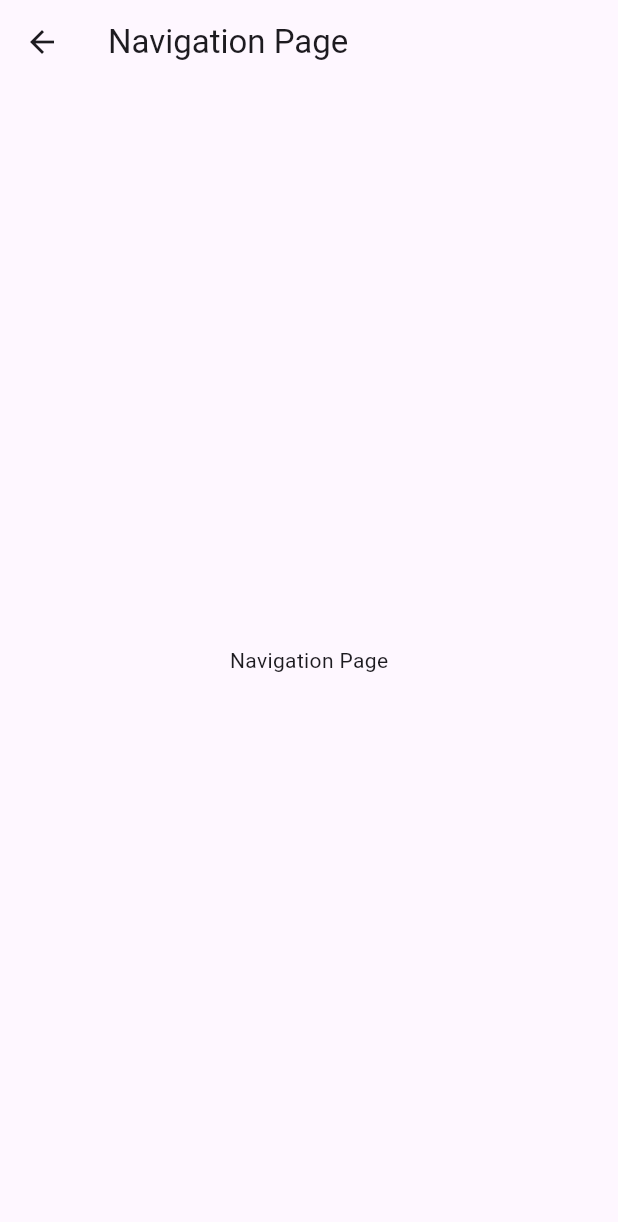
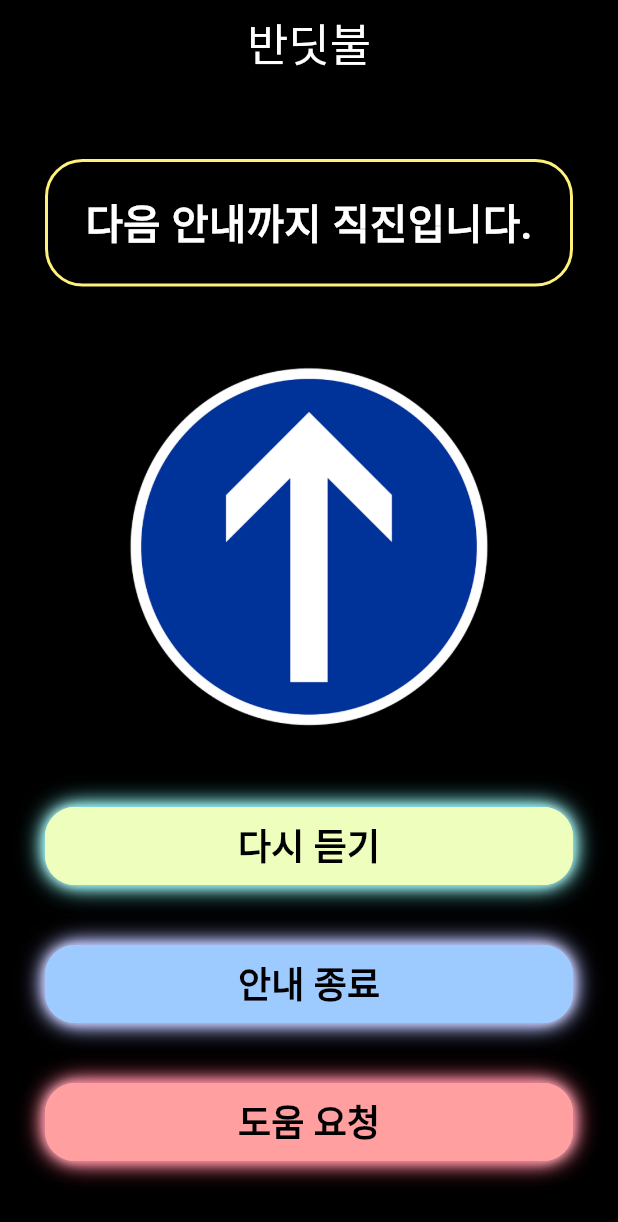
Before and after one commit to AucSuSu/banditbul, a Flutter app: the NavigationPage screen opened directly, on a phone screen of 412 x 824 dp. Shown: the top 1222 px of the screen. Run offline on Flutter 3.47's test engine with Material 3 defaults, Android fonts, the phone set to English and light mode, and no system bars; our stand-ins replace flutter_tts, get, location, path_drawing.

Commit message:
Feat: 길안내페이지 화면 구성 요소 제작 완료

```diff
--- a/frontend/application/lib/main.dart
+++ b/frontend/application/lib/main.dart
@@ -1,5 +1,6 @@
 import 'package:flutter/material.dart';
 import 'package:frontend/screens/main_page/main_page.dart';
+import 'package:frontend/screens/navigation_page/navigagion_page.dart';
 import 'package:frontend/screens/search_page/search_text_page.dart';
 import 'package:frontend/screens/search_page/search_voice_page.dart';
 import 'package:frontend/screens/search_page/widgets/search_nav_bar.dart';
@@ -45,6 +46,12 @@ void main() {
                 },
                 child: const Text('Search Nav Bar'),
               ),
+              ElevatedButton(
+                onPressed: () {
+                  Get.to(() => NavigationPage());
+                },
+                child: const Text('Navigation Page'),
+              ),
             ],
           ),
         ),
--- a/frontend/application/lib/screens/navigation_page/navigagion_page.dart
+++ b/frontend/application/lib/screens/navigation_page/navigagion_page.dart
@@ -1,4 +1,6 @@
 import 'package:flutter/material.dart';
+import 'package:frontend/screens/navigation_page/widgets/navigation_button.dart';
+import 'package:frontend/util/title_bar.dart';
 
 class NavigationPage extends StatefulWidget {
   @override
@@ -9,11 +11,69 @@ class _NavigationPageState extends State<NavigationPage> {
   @override
   Widget build(BuildContext context) {
     return Scaffold(
-      appBar: AppBar(
-        title: Text('Navigation Page'),
-      ),
-      body: Center(
-        child: Text('Navigation Page'),
+      backgroundColor: Colors.black,
+      appBar: TitleBar(),
+      body: Padding(
+        // 제일 큰 conatiner를 padding을 넣어서 가로 세로에 여유공간
+        padding: EdgeInsets.fromLTRB(30, 50, 30, 50),
+        child: Column(
+          // Container와 button 3개를 묶은 Column을 띄우기 위한 설정
+          crossAxisAlignment: CrossAxisAlignment.center,
+          mainAxisAlignment: MainAxisAlignment.spaceBetween,
+          children: [
+            Container(
+              //텍스트의 테두리를 만들기 위한 container
+              width: double.infinity,
+              padding: EdgeInsets.symmetric(
+                vertical: 20,
+                horizontal: 10,
+              ),
+              decoration: BoxDecoration(
+                border: Border.all(
+                  color: Color(0xffFFF27A),
+                  width: 2,
+                ),
+                borderRadius: BorderRadius.circular(25),
+              ),
+              child: Center(
+                child: Text(
+                  '다음 안내까지 직진입니다.', // 이부분이 나중에는 동적으로 바뀌어야 할 것
+                  style: TextStyle(
+                    color: Colors.white,
+                    fontSize: 27,
+                    fontWeight: FontWeight.bold,
+                  ),
+                ),
+              ),
+            ),
+            Image.asset(
+              'assets/images/navigation/straight.png', // 이것도 api 통신에 따라서 직,좌,우로 바꿔여함
+              width: MediaQuery.of(context).size.width * 0.6,
+            ),
+            Column(
+              // 고정값 버튼 3개를 담은 column
+              children: [
+                NavigationButton(
+                  buttonText: '다시 듣기',
+                  buttonColor: Color(0xffEEFFBD),
+                  borderColor: Color(0xff33e9e9),
+                ),
+                SizedBox(height: 40),
+                NavigationButton(
+                  buttonText: '안내 종료',
+                  buttonColor: Color(0xff9DCAFF),
+                  borderColor: Color(0xff838fff),
+                ),
+                SizedBox(height: 40),
+                NavigationButton(
+                  buttonText: '도움 요청',
+                  buttonColor: Color(0xffFF9F9F),
+                  borderColor: Color(0xffFF1C45),
+                ),
+              ],
+            ),
+          ],
+        ),
       ),
     );
   }
--- /dev/null
+++ b/frontend/application/lib/screens/navigation_page/widgets/navigation_button.dart
@@ -0,0 +1,60 @@
+import 'package:flutter/material.dart';
+
+class NavigationButton extends StatefulWidget {
+  const NavigationButton(
+      {super.key,
+      required this.buttonText,
+      required this.buttonColor,
+      required this.borderColor});
+
+  final String buttonText; // 버튼텍스트 내용과 색상을 prop으로 받음
+  final Color buttonColor;
+  final Color borderColor;
+
+  @override
+  _NavigationButtonState createState() => _NavigationButtonState();
+}
+
+class _NavigationButtonState extends State<NavigationButton> {
+  @override
+  Widget build(BuildContext context) {
+    Color buttonColor = widget.buttonColor; // prop 받은 색상을 buttonColor 설정
+    Color borderColor = widget.borderColor; // prop 받은 색상을 borderColor로 설정
+
+    return Container(
+      // 텍스트 버튼을 감싸는 container
+      width: double.infinity, // 가로 길이를 무한대로 설정
+      decoration: BoxDecoration(
+        borderRadius: BorderRadius.circular(20),
+        boxShadow: [
+          // 그림자 효과로 네온효과를 나타냄
+          for (double i = 1; i < 5; i++)
+            BoxShadow(
+              spreadRadius: -1,
+              color: i <= 3 ? Colors.white : borderColor,
+              blurRadius: 4 * i,
+            ),
+        ],
+      ),
+      child: TextButton(
+        // 텍스트 버튼 설정
+        style: TextButton.styleFrom(
+          side: BorderSide(color: buttonColor, width: 2),
+          shape: RoundedRectangleBorder(
+            borderRadius: BorderRadius.circular(20),
+          ),
+          backgroundColor: buttonColor,
+        ),
+        onPressed: () {
+          // 차후에 버튼을 눌렀을때 해야 할 일 함수를 prop 받아서 실행하면 됨
+        },
+        child: Text(
+          // 텍스트 설정
+          widget.buttonText,
+          style: TextStyle(
+              fontSize: 24, color: Colors.black, fontWeight: FontWeight.w700),
+        ),
+      ),
+    );
+  }
+}
--- a/frontend/application/pubspec.yaml
+++ b/frontend/application/pubspec.yaml
@@ -69,6 +69,9 @@ flutter:
     - assets/images/bandi_bug.png
     - assets/images/search_text.png
     - assets/images/search_voice.png
+    - assets/images/navigation/right.png
+    - assets/images/navigation/left.png
+    - assets/images/navigation/straight.png
 
   # An image asset can refer to one or more resolution-specific "variants", see
   # https://flutter.dev/assets-and-images/#resolution-aware
```
Also changed, not shown: frontend/application/assets/images/navigation/left.png (added), frontend/application/assets/images/navigation/right.png (added), frontend/application/assets/images/navigation/straight.png (added).
